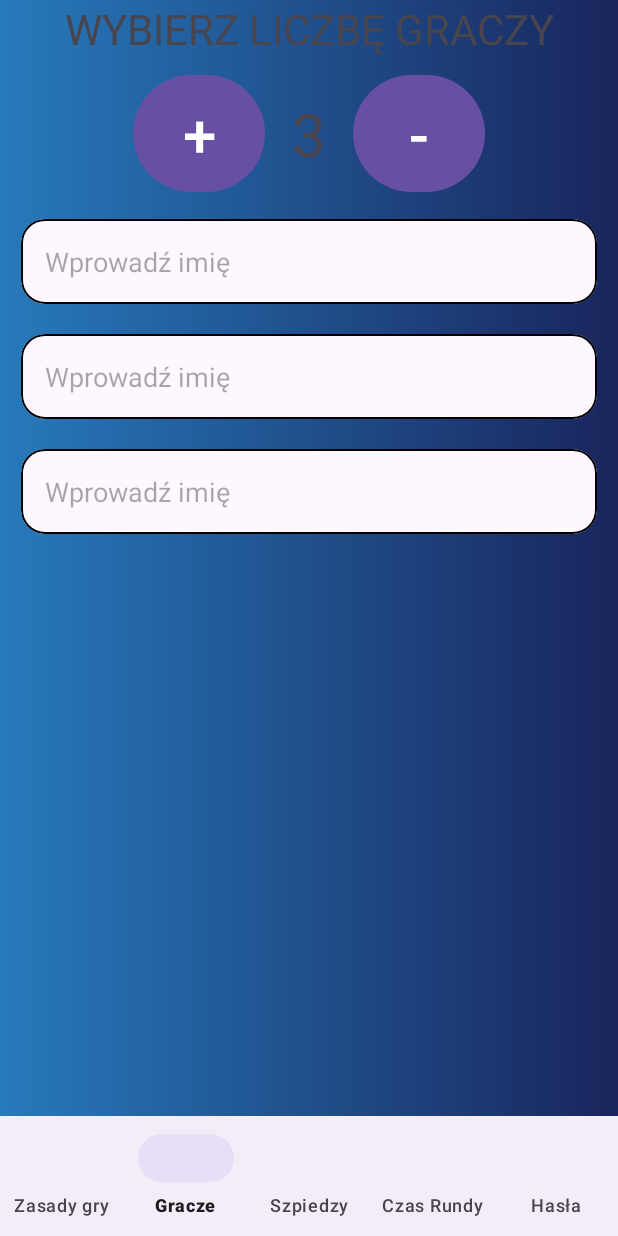
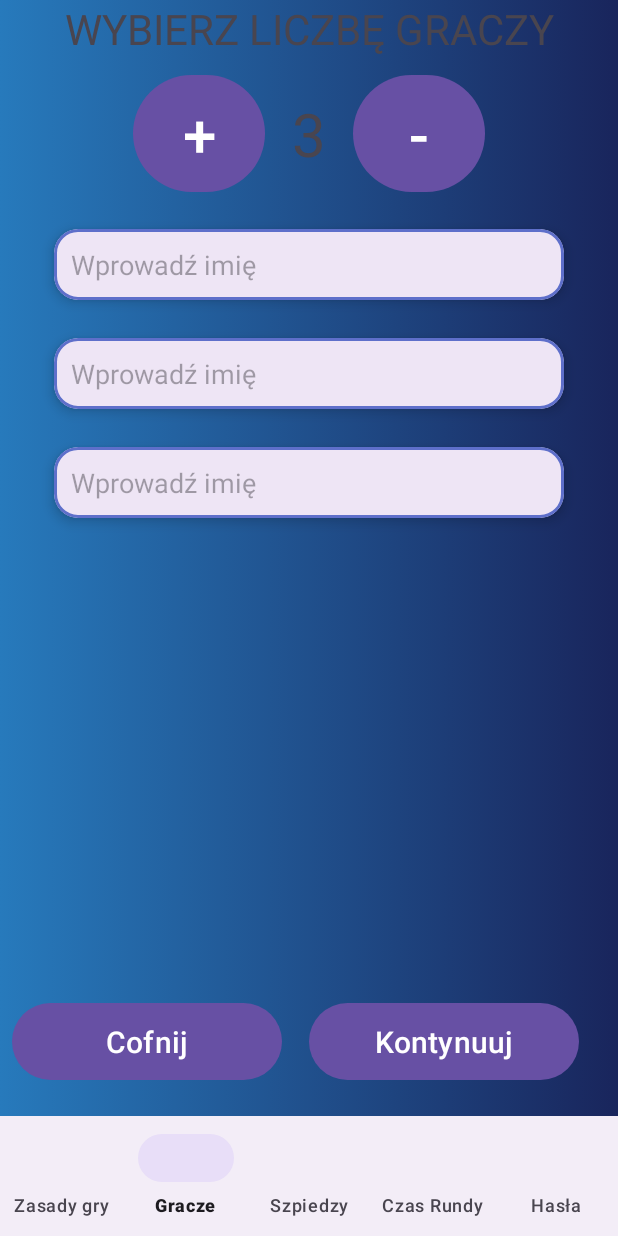
Before and after one commit to ernest-kaminski/Spy, an Android app: the SecondActivity screen opened directly, with no data from a screen before it, item 2 of the bottom bar chosen, on a phone screen of 412 x 824 dp. Run offline under Robolectric (Android 15) with nearby library versions, the phone set to English and light mode, and no system bars.

Commit message:
Ernest commit 22.11 upgrade name_row (cardview) and fix minus_btn below 3

```diff
--- a/app/src/main/java/com/example/spy/SecondActivity.java
+++ b/app/src/main/java/com/example/spy/SecondActivity.java
@@ -69,6 +69,7 @@ public class SecondActivity extends AppCompatActivity {
 
             getSupportFragmentManager()
                     .beginTransaction()
+                    .setCustomAnimations(R.anim.slide_in, R.anim.fade_out)
                     .replace(R.id.frame_second_activity, fragment)
                     .commit();
 
--- a/app/src/main/java/com/example/spy/mainFragments/PlayersFragment.java
+++ b/app/src/main/java/com/example/spy/mainFragments/PlayersFragment.java
@@ -70,7 +70,7 @@ public class PlayersFragment extends Fragment {
         minus_btn.setOnClickListener(new View.OnClickListener() {
             @Override
             public void onClick(View view) {
-                if(counter > 1 )
+                if(counter > 3 )
                 {
                     counter--;
                     ((appRunner) context).getSpyGameModel().setNumberOfPlayers(counter);
--- /dev/null
+++ b/app/src/main/res/anim/fade_in.xml
@@ -0,0 +1,5 @@
+<alpha xmlns:android="http://schemas.android.com/apk/res/android"
+    android:duration="@android:integer/config_shortAnimTime"
+    android:interpolator="@android:anim/decelerate_interpolator"
+    android:fromAlpha="0"
+    android:toAlpha="1" />
--- /dev/null
+++ b/app/src/main/res/anim/fade_out.xml
@@ -0,0 +1,6 @@
+<?xml version="1.0" encoding="utf-8"?>
+<alpha xmlns:android="http://schemas.android.com/apk/res/android"
+    android:duration="@android:integer/config_shortAnimTime"
+    android:interpolator="@android:anim/decelerate_interpolator"
+    android:fromAlpha="1"
+    android:toAlpha="0" />
--- /dev/null
+++ b/app/src/main/res/anim/slide_in.xml
@@ -0,0 +1,6 @@
+<?xml version="1.0" encoding="utf-8"?>
+<translate xmlns:android="http://schemas.android.com/apk/res/android"
+    android:duration="@android:integer/config_shortAnimTime"
+    android:interpolator="@android:anim/decelerate_interpolator"
+    android:fromXDelta="100%"
+    android:toXDelta="0%" />
--- /dev/null
+++ b/app/src/main/res/anim/slide_out.xml
@@ -0,0 +1,5 @@
+<translate xmlns:android="http://schemas.android.com/apk/res/android"
+    android:duration="@android:integer/config_shortAnimTime"
+    android:interpolator="@android:anim/decelerate_interpolator"
+    android:fromXDelta="0%"
+    android:toXDelta="100%" />
--- a/app/src/main/res/layout/activity_second.xml
+++ b/app/src/main/res/layout/activity_second.xml
@@ -6,6 +6,7 @@
     android:layout_height="match_parent"
     tools:context=".SecondActivity"
     android:background="@drawable/gradient_background">
+
 
 
     <FrameLayout
@@ -17,8 +18,48 @@
         app:layout_constraintEnd_toEndOf="parent"
         app:layout_constraintTop_toTopOf="parent"
         app:layout_constraintStart_toStartOf="parent"
+        app:layout_constraintBottom_toTopOf="@+id/second_activity_linear_layout_for_buttons"
+        />
+
+
+    <androidx.constraintlayout.widget.ConstraintLayout
+        android:id="@+id/second_activity_linear_layout_for_buttons"
+        android:layout_width="match_parent"
+        android:layout_height="wrap_content"
         app:layout_constraintBottom_toTopOf="@id/bottom_nav_view"
-        />
+        android:padding="8dp"
+        android:layout_marginBottom="12dp"
+        >
+
+        <Button
+            android:id="@+id/second_activity_continue_button"
+            android:layout_width="180dp"
+            android:layout_height="wrap_content"
+            android:padding="12dp"
+            android:textSize="20sp"
+            android:paddingStart="24dp"
+            android:paddingEnd="24dp"
+            android:text="@string/string_proceed"
+            app:layout_constraintEnd_toEndOf="parent"
+            app:layout_constraintStart_toEndOf="@id/second_activity_back_button"
+            app:layout_constraintTop_toTopOf="parent"
+            app:layout_constraintBottom_toBottomOf="parent"
+            />
+
+        <Button
+            app:layout_constraintStart_toStartOf="parent"
+            android:id="@+id/second_activity_back_button"
+            android:layout_width="180dp"
+            android:layout_height="wrap_content"
+            android:padding="12dp"
+            android:textSize="20sp"
+            android:paddingStart="24dp"
+            android:paddingEnd="24dp"
+            android:text="@string/string_back"
+            app:layout_constraintTop_toTopOf="parent"
+            app:layout_constraintBottom_toBottomOf="parent"
+            />
+    </androidx.constraintlayout.widget.ConstraintLayout>
 
 
 
--- a/app/src/main/res/layout/name_row.xml
+++ b/app/src/main/res/layout/name_row.xml
@@ -2,34 +2,32 @@
 <androidx.constraintlayout.widget.ConstraintLayout xmlns:android="http://schemas.android.com/apk/res/android"
     xmlns:tools="http://schemas.android.com/tools"
     android:layout_width="match_parent"
+    android:layout_height="match_parent"
+    xmlns:app="http://schemas.android.com/apk/res-auto"
+    >
+        <com.google.android.material.card.MaterialCardView
+            android:layout_width="360dp"
             android:layout_height="wrap_content"
-    xmlns:app="http://schemas.android.com/apk/res-auto"
-    android:padding="6dp"
-
+            app:cardElevation="5dp"
+            app:cardCornerRadius="16dp"
+            app:contentPadding="11dp"
+            app:layout_constraintStart_toStartOf="parent"
+            app:layout_constraintEnd_toEndOf="parent"
+            app:layout_constraintBottom_toBottomOf="parent"
+            app:layout_constraintTop_toTopOf="parent"
+            app:cardUseCompatPadding="true"
+            app:strokeColor="@color/blue"
+            app:strokeWidth="2dp"
             >
-
-    <com.google.android.material.card.MaterialCardView
-        android:layout_width="match_parent"
-        android:layout_height="wrap_content"
-        android:layout_margin="8dp"
-        android:elevation="16dp"
-        app:cardCornerRadius="16dp"
-        app:strokeWidth="1dp"
-        app:strokeColor="@color/black"
-        app:layout_constraintBottom_toBottomOf="parent"
-        tools:layout_editor_absoluteX="20dp">
 
             <EditText
                 android:id="@+id/name_row_content"
                 android:layout_width="match_parent"
                 android:layout_height="wrap_content"
-            android:layout_margin="8dp"
                 android:background="@null"
                 android:hint="@string/string_name_hint"
-            android:padding="8dp"
                 android:textSize="18sp" />
 
 
         </com.google.android.material.card.MaterialCardView>
-
 </androidx.constraintlayout.widget.ConstraintLayout>
--- a/app/src/main/res/values/strings.xml
+++ b/app/src/main/res/values/strings.xml
@@ -3,4 +3,7 @@
     <string name="start_click">KLIKNIJ ABY KONTYNUOWAĆ</string>
     <string name="string_start">Witaj w grze Szpieg</string>
     <string name="string_name_hint">Wprowadź imię</string>
+    <string name="string_proceed">Kontynuuj</string>
+    <string name="string_back">Cofnij</string>
+    <string name="string_begin_game">Rozpocznij</string>
 </resources>
```
Lines whose indentation alone changed are shown as unchanged.
